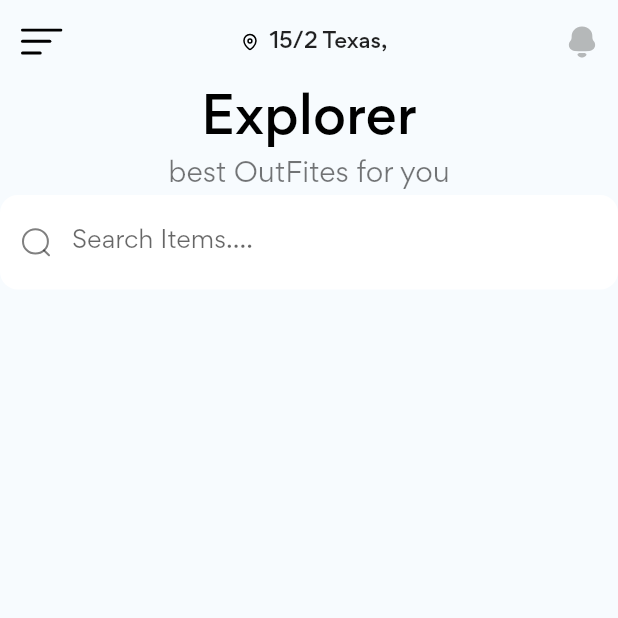
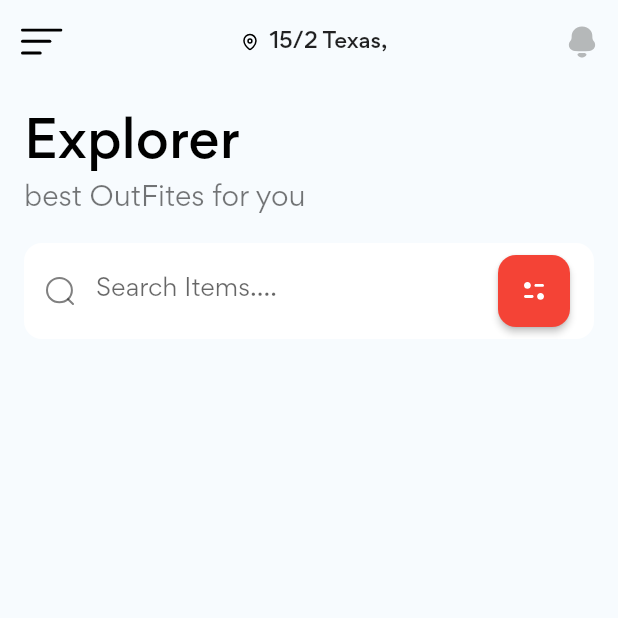
Before and after one commit to khuram2025/core, a Flutter app: the screen it shows after launch, on a phone screen of 412 x 824 dp, the top half of it. Run offline on Flutter 3.47's test engine with Material 2 defaults, Android fonts, the phone set to English and light mode, and no system bars; our stand-ins replace fl_chart, flutter_svg, get.

Commit message:
Mobile Shop APP

```diff
--- a/lib/mobile_shop/components/search_form.dart
+++ b/lib/mobile_shop/components/search_form.dart
@@ -1,3 +1,5 @@
+import 'package:core/dashboard/constants/constants.dart';
+import 'package:core/responsive_email/constanats.dart';
 import 'package:flutter/material.dart';
 import 'package:flutter_svg/flutter_svg.dart';
 
@@ -19,6 +21,21 @@ class SearchForm extends StatelessWidget {
         prefixIcon: Padding(
           padding: const EdgeInsets.all(14),
           child: SvgPicture.asset('assets/icons/Search.svg'),
+        ),
+        suffixIcon: Padding(
+          padding: const EdgeInsets.symmetric(horizontal: defaultPadding, vertical: defaultPadding/2 ),
+          child: SizedBox(
+            width: 48,
+            height: 48,
+            child: ElevatedButton(
+              style: ElevatedButton.styleFrom(
+                  primary: Colors.red,
+                shape: RoundedRectangleBorder(borderRadius: BorderRadius.all(Radius.circular(12)))
+              ),
+              onPressed: (){},
+              child: SvgPicture.asset('assets/icons/Filter.svg'),
+            ),
+          ),
         )
 
       ),
--- a/lib/mobile_shop/mobile_home.dart
+++ b/lib/mobile_shop/mobile_home.dart
@@ -2,6 +2,9 @@ import 'package:flutter/material.dart';
 import 'package:flutter_svg/flutter_svg.dart';
 
 import '../responsive_email/constanats.dart';
+import 'components/PopularProducts.dart';
+import 'components/categories.dart';
+import 'components/new_arrival_products.dart';
 import 'components/search_form.dart';
 
 class MobileHomeScreen extends StatelessWidget {
@@ -29,14 +32,27 @@ class MobileHomeScreen extends StatelessWidget {
           )
         ],
       ),
-      body: Column(
+      body: SingleChildScrollView(
+        physics: BouncingScrollPhysics(
+          parent: AlwaysScrollableScrollPhysics()
+        ),
+        padding: EdgeInsets.all(defaultPadding),
+        child: Column(
+          crossAxisAlignment: CrossAxisAlignment.start,
           children: [
             Text("Explorer",
           style: Theme.of(context).textTheme.headline4!.
           copyWith(fontWeight:FontWeight.w500, color: Colors.black)),
             Text('best OutFites for you', style: TextStyle(fontSize: 18),),
-          SearchForm(),
+            Padding(
+              padding: const EdgeInsets.symmetric(vertical: defaultPadding),
+              child: SearchForm(),
+            ),
+            Categories(),
+            NewArivalProducts(),
+            PopularProducts()
           ],
+        ),
       ),
     );
   }
```
Also changed, not shown: lib/mobile_shop/components/PopularProducts.dart (added, +10 -0 lines), lib/mobile_shop/components/categories.dart (added, +10 -0 lines), lib/mobile_shop/components/new_arrival_products.dart (added, +10 -0 lines). Lines whose indentation alone changed are shown as unchanged.
